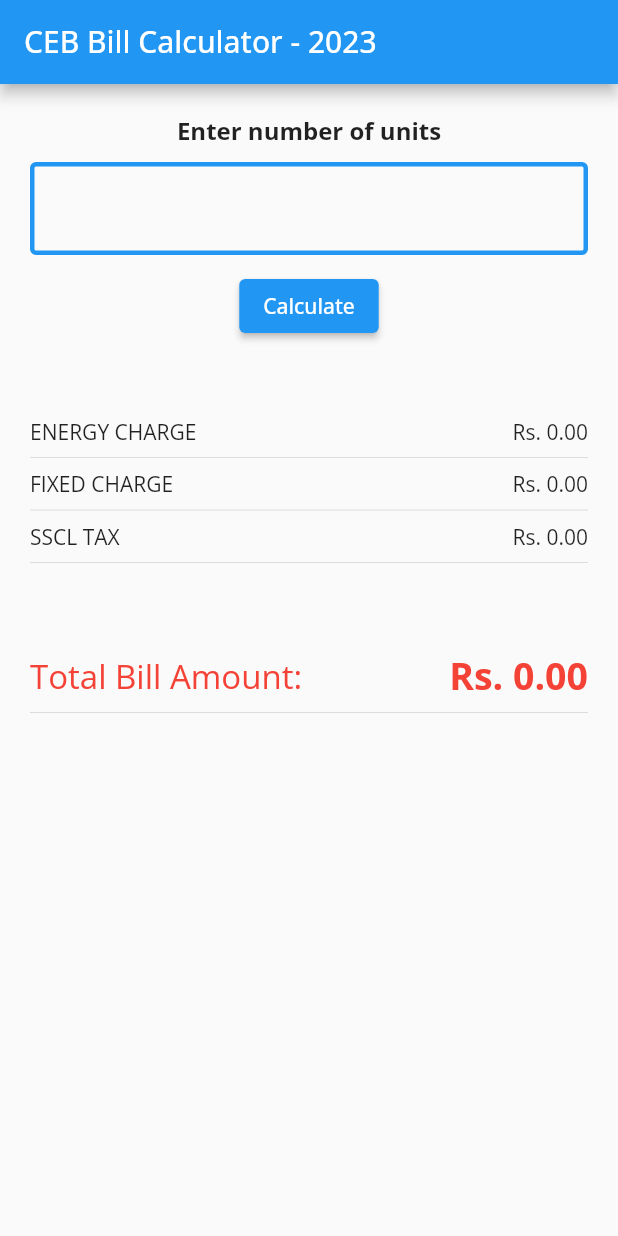
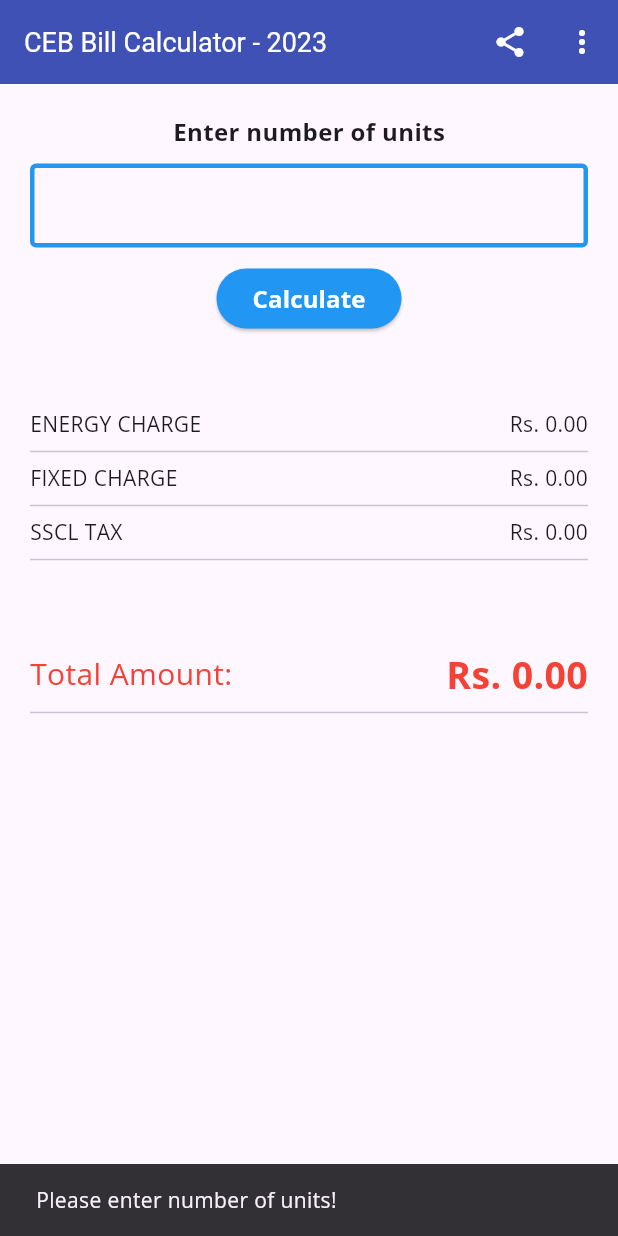
Before and after one commit to FaheemJawfar/ceb_bill_calculator, a Flutter app: the screen it shows after launch, after a tap on "Calculate", on a phone screen of 412 x 824 dp. Run offline on Flutter 3.47's test engine with Material 2 defaults, Android fonts, the light colour scheme and no system bars; our stand-ins replace share_plus, shared_preferences.

Commit message:
fresh UI with Material 3

```diff
--- a/lib/home_page.dart
+++ b/lib/home_page.dart
@@ -1,5 +1,6 @@
+import 'package:ceb_bill_calculator/about_us.dart';
 import 'package:flutter/material.dart';
-
+import 'package:share_plus/share_plus.dart';
 
 class HomePage extends StatefulWidget {
   const HomePage({Key? key}) : super(key: key);
@@ -9,50 +10,129 @@
 }
 
 class _HomePageState extends State<HomePage> {
-
   final unitsInput = TextEditingController();
   double result = 0.0;
   double fixedCharge = 0.0;
   double energyCharge = 0.0;
   double taxAmount = 0.0;
   double totalAmount = 0.0;
+  String _selectedLanguage = 'English';
+  bool initializing = false;
 
   @override
   Widget build(BuildContext context) {
     return Scaffold(
       appBar: AppBar(
         title: const Text('CEB Bill Calculator - 2023'),
+        actions: [
+          IconButton(onPressed: () {
+            Share.share('CEB Bill Calculator - 2023 app helps to calculate your monthly CEB bill amount on your mobile. \nDownload now from Play store : https://play.google.com/store/apps/details?id=com.faheemapps.ceb_bill_calculator ');
+          }, icon: const Icon(Icons.share)),
+          PopupMenuButton(
+              itemBuilder: (context){
+                return [
+                  PopupMenuItem<int>(
+                    value: 0,
+                    child: Row(
+                      children: const [
+                        Icon(Icons.info_outline, color: Colors.black,),
+                        SizedBox(width: 5,),
+                        Text("About us"),
+                      ],
                     ),
+                  ),
+                  //
+                  // PopupMenuItem<int>(
+                  //   value: 1,
+                  //   child: Row(
+                  //     children: const [
+                  //       Icon(Icons.info_outline, color: Colors.black,),
+                  //       SizedBox(width: 5,),
+                  //       Text("Settings"),
+                  //     ],
+                  //   ),
+                  // ),
+                  //
+                  // PopupMenuItem<int>(
+                  //   value: 2,
+                  //   child: Row(
+                  //     children: const [
+                  //       Icon(Icons.info_outline, color: Colors.black,),
+                  //       SizedBox(width: 5,),
+                  //       Text("Log out"),
+                  //     ],
+                  //   ),
+                  // ),
+                ];
+              },
+              onSelected:(value){
+                if(value == 0){
+                  Navigator.push(context, MaterialPageRoute(builder: (context) => const AboutUs()));
+                 }
+                // else if(value == 1){
+                //   print("Settings menu is selected.");
+                // }else if(value == 2){
+                //   print("Logout menu is selected.");
+                // }
+              }
+          ),
+        ],
 
-      body: Padding(
-        padding: const EdgeInsets.all(20.0),
+
+      ),
+      body: SingleChildScrollView(
+        child: Padding(
+          padding: const EdgeInsets.only(left: 20,right: 20,bottom: 20),
           child: Column(
             crossAxisAlignment: CrossAxisAlignment.center,
             children: [
-            const Text('Enter number of units',style: TextStyle(
-              fontWeight: FontWeight.bold,
-              fontSize: 16
-            ),),
-            const SizedBox(height: 10,),
+
+              // Row(
+              //   mainAxisAlignment: MainAxisAlignment.end,
+              //   children: const [
+              //     CommonDropDown(),
+              //   ],
+              // ),
+              const SizedBox(height: 20,),
+              const Text(
+                'Enter number of units',
+                style: TextStyle(fontWeight: FontWeight.bold, fontSize: 16),
+              ),
+              const SizedBox(
+                height: 10,
+              ),
               TextField(
                 controller: unitsInput,
                 keyboardType: TextInputType.number,
                   decoration: const InputDecoration(
+                  border: OutlineInputBorder(
+                    borderSide: BorderSide(width: 3, color: Colors.redAccent),
+                  ),
                   enabledBorder: OutlineInputBorder(
                     borderSide: BorderSide(width: 3, color: Colors.blue),
                   ),
                 ),
               ),
-            const SizedBox(height: 10,),
-
-            ElevatedButton(onPressed: () {
+              const SizedBox(
+                height: 10,
+              ),
+              ElevatedButton(
+                  onPressed: () {
+                    if(isValidNumber(unitsInput.text)){
                       result = calculateBillAmount(double.parse(unitsInput.text));
                       setState(() {
                       });
-
-            }, child: const Text('Calculate')),
-
-          const SizedBox(height: 50,),
+                    }
+                  },
+                style: const ButtonStyle(
+                  backgroundColor: MaterialStatePropertyAll<Color>(Colors.blue),
+                  foregroundColor: MaterialStatePropertyAll(Colors.white)
+                ),
+                  child: const Text('Calculate',style: TextStyle(fontWeight: FontWeight.bold,fontSize: 16),),
+              ),
+              const SizedBox(
+                height: 50,
+              ),
               Column(
                 children: [
                   Row(
@@ -81,40 +161,67 @@
                   const Divider(),
                 ],
               ),
-
-            const SizedBox(height: 50,),
-
+              const SizedBox(
+                height: 50,
+              ),
               Row(
                 mainAxisAlignment: MainAxisAlignment.spaceBetween,
                 children: [
-                const Text('Total Bill Amount:',style: TextStyle(
+                  const Text(
+                    'Total Amount:',
+                    style: TextStyle(
                         color: Colors.red,
                         // fontWeight: FontWeight.bold,
-                  fontSize: 22
-                ),),
-                Text('Rs. ${totalAmount.toStringAsFixed(2)}',
+                        fontSize: 20),
+                  ),
+                  Text(
+                    'Rs. ${totalAmount.toStringAsFixed(2)}',
                     style: const TextStyle(
                         color: Colors.red,
                         fontWeight: FontWeight.bold,
-                      fontSize: 25
-                  ),),
+                        fontSize: 25),
+                  ),
                 ],
               ),
               const Divider(),
             ],
           ),
         ),
+      ),
     );
   }
 
+  bool isValidNumber(dynamic input) {
+
+    if(input == ''){
+      showSnackBar('Please enter number of units!');
+      return false;
+    }
+
+    num? number = num.tryParse(input.toString());
+    if (number == null) {
+      showSnackBar('Please enter number of units correctly!');
+      return false;
+    }
+
+    if (number <= 0) {
+      showSnackBar('Please enter a positive number');
+      return false;
+    }
+    return true;
+  }
+
+  showSnackBar(String content) {
+    ScaffoldMessenger.of(context)
+        .showSnackBar(SnackBar(content: Text(content)));
+  }
 
   double calculateBillAmount(double units) {
-
     fixedCharge = getFixedCharge(units);
     energyCharge = getEnergyCharge(units);
 
     double amountWithoutTax = fixedCharge + energyCharge;
-    taxAmount = amountWithoutTax  * 0.025;
+    taxAmount = amountWithoutTax * 0.025;
 
     totalAmount = amountWithoutTax + taxAmount;
     return totalAmount;
@@ -123,17 +230,13 @@
   double getFixedCharge(double units) {
     if (units > 0 && units <= 30) {
       return 400;
-    }
-    else if (units >= 31 && units <= 60) {
+    } else if (units >= 31 && units <= 60) {
       return 550;
-    }
-    else if (units >= 61 && units <= 90) {
+    } else if (units >= 61 && units <= 90) {
       return 650;
-    }
-    else if (units >= 91 && units <= 180) {
+    } else if (units >= 91 && units <= 180) {
       return 1500;
-    }
-    else {
+    } else {
       return 2000;
     }
   }
@@ -141,19 +244,14 @@
   double getEnergyCharge(double units) {
     if (units > 0 && units <= 30) {
       return 30 * units;
-    }
-    else if (units >= 31 && units <= 60) {
+    } else if (units >= 31 && units <= 60) {
       return 37 * units;
-    }
-    else if (units >= 61 && units <= 90) {
+    } else if (units >= 61 && units <= 90) {
       return 42 * units;
-    }
-    else if (units >= 91 && units <= 180) {
+    } else if (units >= 91 && units <= 180) {
       return 50 * units;
-    }
-    else {
+    } else {
       return 75 * units;
     }
   }
-
 }
--- a/lib/main.dart
+++ b/lib/main.dart
@@ -14,7 +14,12 @@
       title: 'CEB - Bill Calculator',
       theme: ThemeData(
         primarySwatch: Colors.blue,
-        fontFamily: 'OpenSans'
+        useMaterial3: true,
+        fontFamily: 'OpenSans',
+        appBarTheme: const AppBarTheme(
+            color: Colors.indigo,
+            foregroundColor: Colors.white,
+            titleTextStyle: TextStyle(fontSize: 18))
       ),
       home: const HomePage(),
     );
```
Also changed, not shown: lib/about_us.dart (added, +45 -0 lines), lib/widgets/dropdown.dart (added, +68 -0 lines), pubspec.yaml (+6 -3 lines), assets/images/logo.png (added), pubspec.lock, 12 other files. Lines whose indentation alone changed are shown as unchanged.
